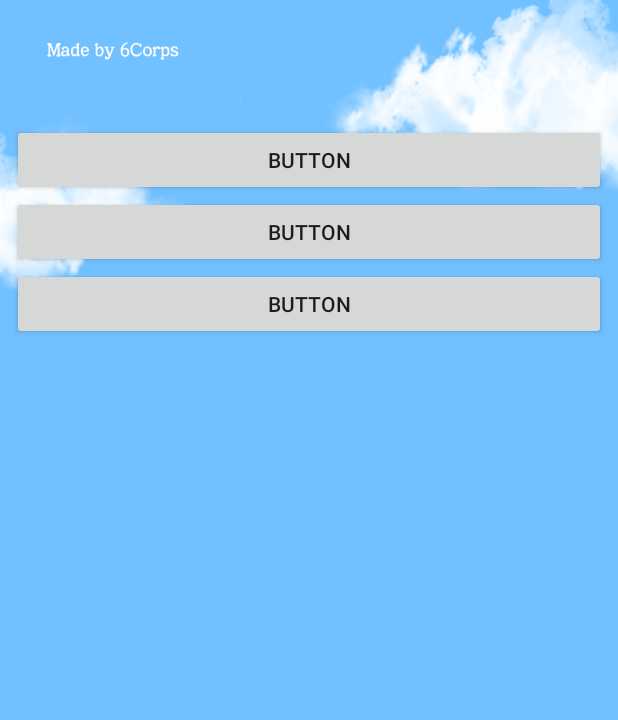
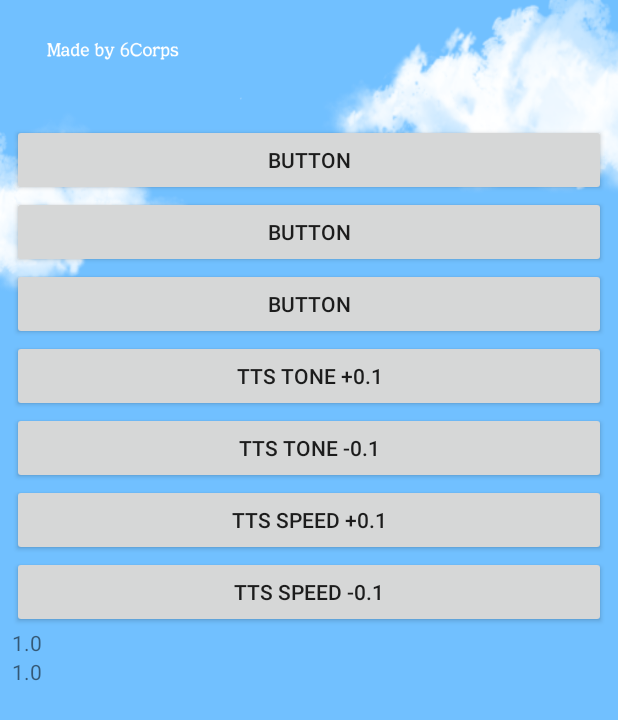
Before and after one commit to Kasania/TheArtOfWar, an Android app: the screen it shows after launch (MainActivity), after a tap on an icon or button, on a phone screen of 412 x 824 dp. Shown: the top 720 px of the screen. Run offline under Robolectric (Android 15) with nearby library versions, the phone set to English and light mode, and no system bars; 3 other taps on this screen came first.

Commit message:
tts user setting version

```diff
--- a/app/src/main/java/com/kasania/theartofwar/Constants.kt
+++ b/app/src/main/java/com/kasania/theartofwar/Constants.kt
@@ -19,6 +19,8 @@ const val BookmarkDataFileName = "BookMark"
 const val PhraseAccessCountDataFileName = "PhraseAccessCount"
 
 const val BackGroundImg = "Background"
+const val SetPitchValue = "PitchValue"
+const val SetPitchRate = "PitchRate"
 
 const val totalPhraseNum = 173
 const val minChapterNum = 1
--- a/app/src/main/java/com/kasania/theartofwar/MainActivity.kt
+++ b/app/src/main/java/com/kasania/theartofwar/MainActivity.kt
@@ -13,6 +13,10 @@ import java.util.*
 class MainActivity : AppCompatActivity() {
 
     companion object {
+
+        var VaSetPitchValue = 1.0f
+
+        var VaSetPitchRate = 1.0f
 
         var currentMainFragmentPage = 0
 
@@ -68,6 +72,9 @@ class MainActivity : AppCompatActivity() {
         val lastDate = sharedPref.getInt(SharedPrefKeyLastAccessDate,1)
         val currentLongestDate = sharedPref.getInt(SharedPrefKeyCurrentContinueAccessDate,0)
         val BackGroundImg = sharedPref.getInt(BackGroundImg, 0)
+
+        VaSetPitchValue = sharedPref.getFloat(SetPitchValue, 1.0f)
+        VaSetPitchRate = sharedPref.getFloat(SetPitchRate, 1.0f)
 
         if(BackGroundImg == 0){
             contents_root.setBackgroundResource(R.drawable.background_main)
--- a/app/src/main/java/com/kasania/theartofwar/TTS.kt
+++ b/app/src/main/java/com/kasania/theartofwar/TTS.kt
@@ -6,6 +6,7 @@ import android.speech.tts.TextToSpeech
 import android.support.v4.content.ContextCompat
 import android.widget.Toast
 import java.util.*
+
 
 
 
@@ -25,8 +26,8 @@ class TTS{
                     TextToSpeech.LANG_MISSING_DATA -> false
                     TextToSpeech.LANG_NOT_SUPPORTED -> false
                     else -> {
-                        tts.setPitch(1.0f)
-                        tts.setSpeechRate(1.0f)
+                        tts.setPitch(MainActivity.VaSetPitchValue)
+                        tts.setSpeechRate(MainActivity.VaSetPitchRate)
                         ttsSupport = result
                     }
                 }
--- a/app/src/main/java/com/kasania/theartofwar/mainfragment/SettingFragment.kt
+++ b/app/src/main/java/com/kasania/theartofwar/mainfragment/SettingFragment.kt
@@ -57,6 +57,36 @@ class SettingFragment :Fragment(), MainActivity.OnBackPressedListener {
             activity!!.contents_root.setBackgroundResource(R.drawable.summary_1_comment)
         }
 
+        view.button5.setOnClickListener() {
+            val ValPitch = activity!!.getSharedPreferences(SharedPrefName,Context.MODE_PRIVATE).getFloat(SetPitchValue, 1.0f)
+            activity!!.getSharedPreferences(SharedPrefName, Context.MODE_PRIVATE).edit().putFloat(SetPitchValue, (ValPitch + 0.1f)).apply()
+            MainActivity.VaSetPitchValue = MainActivity.VaSetPitchValue + 0.1f
+            view.tone.setText(MainActivity.VaSetPitchValue.toString())
+        }
+
+        view.button6.setOnClickListener() {
+            val ValPitch = activity!!.getSharedPreferences(SharedPrefName,Context.MODE_PRIVATE).getFloat(SetPitchValue, 1.0f)
+            activity!!.getSharedPreferences(SharedPrefName, Context.MODE_PRIVATE).edit().putFloat(SetPitchValue, (ValPitch - 0.1f)).apply()
+            MainActivity.VaSetPitchValue = MainActivity.VaSetPitchValue - 0.1f
+            view.tone.setText(MainActivity.VaSetPitchValue.toString())
+        }
+
+        view.button7.setOnClickListener() {
+            val ValRate = activity!!.getSharedPreferences(SharedPrefName,Context.MODE_PRIVATE).getFloat(SetPitchRate, 1.0f)
+            activity!!.getSharedPreferences(SharedPrefName, Context.MODE_PRIVATE).edit().putFloat(SetPitchRate, (ValRate + 0.1f)).apply()
+            MainActivity.VaSetPitchRate = MainActivity.VaSetPitchRate + 0.1f
+            view.speed.setText(MainActivity.VaSetPitchRate.toString())
+        }
+
+        view.button8.setOnClickListener() {
+            val ValRate = activity!!.getSharedPreferences(SharedPrefName,Context.MODE_PRIVATE).getFloat(SetPitchRate, 1.0f)
+            activity!!.getSharedPreferences(SharedPrefName, Context.MODE_PRIVATE).edit().putFloat(SetPitchRate, (ValRate - 0.1f)).apply()
+            MainActivity.VaSetPitchRate = MainActivity.VaSetPitchRate - 0.1f
+            view.speed.setText(MainActivity.VaSetPitchRate.toString())
+        }
+        view.tone.setText(MainActivity.VaSetPitchValue.toString())
+        view.speed.setText(MainActivity.VaSetPitchRate.toString())
+
         return view
     }
 
--- a/app/src/main/res/layout/fragment_setting.xml
+++ b/app/src/main/res/layout/fragment_setting.xml
@@ -15,7 +15,8 @@
             android:layout_height="0dp" android:fillViewport="true"
             app:layout_constraintTop_toTopOf="@+id/guideline24" app:layout_constraintStart_toStartOf="parent"
             android:layout_marginStart="8dp" app:layout_constraintEnd_toEndOf="parent" android:layout_marginEnd="8dp"
-            android:layout_marginBottom="8dp" app:layout_constraintBottom_toBottomOf="parent">
+            android:layout_marginBottom="8dp" app:layout_constraintBottom_toBottomOf="parent"
+            app:layout_constraintHorizontal_bias="0.0" app:layout_constraintVertical_bias="1.0">
         <LinearLayout android:layout_width="match_parent" android:layout_height="wrap_content"
                       android:orientation="vertical">
             <Button
@@ -30,6 +31,30 @@
                     android:text="Button"
                     android:layout_width="match_parent"
                     android:layout_height="wrap_content" android:id="@+id/button4"/>
+            <Button
+                    android:text="TTS TONE +0.1"
+                    android:layout_width="match_parent"
+                    android:layout_height="wrap_content" android:id="@+id/button5"/>
+            <Button
+                    android:text="TTS TONE -0.1"
+                    android:layout_width="match_parent"
+                    android:layout_height="wrap_content" android:id="@+id/button6"/>
+            <Button
+                    android:text="TTS SPEED +0.1"
+                    android:layout_width="match_parent"
+                    android:layout_height="wrap_content" android:id="@+id/button7"/>
+            <Button
+                    android:text="TTS SPEED -0.1"
+                    android:layout_width="match_parent"
+                    android:layout_height="wrap_content" android:id="@+id/button8"/>
+            <TextView
+                    android:text="TextView"
+                    android:layout_width="match_parent"
+                    android:layout_height="wrap_content" android:id="@+id/tone"/>
+            <TextView
+                    android:text="TextView"
+                    android:layout_width="match_parent"
+                    android:layout_height="wrap_content" android:id="@+id/speed"/>
         </LinearLayout>
     </android.support.v4.widget.NestedScrollView>
 </android.support.constraint.ConstraintLayout>
```
Also changed, not shown: 2 other files.
